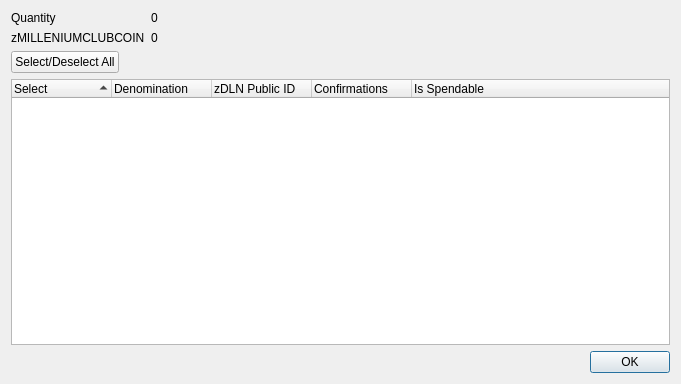
First picture: the form in src/qt/forms/zmilleniumclubcoincontroldialog.ui, repository revivalist777/milleniumclub, before the edit.
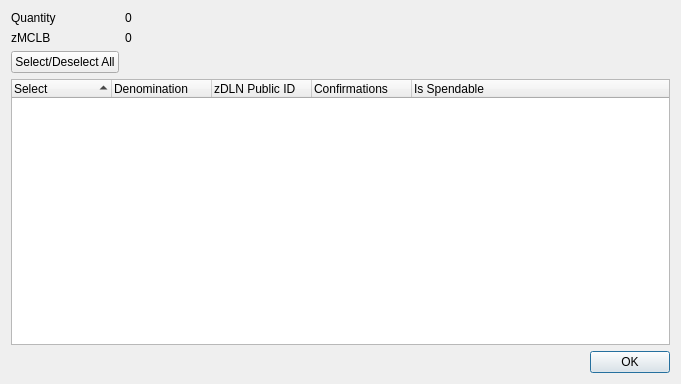
Second picture: the form after the edit.

Commit message: replace zmilleniumclubcoin into zMCLB

Diff of the .ui file:
```diff
--- a/src/qt/forms/zmilleniumclubcoincontroldialog.ui
+++ b/src/qt/forms/zmilleniumclubcoincontroldialog.ui
@@ -42,7 +42,7 @@
      <item row="1" column="0">
       <widget class="QLabel" name="labelZMillenniumclubcoin">
        <property name="text">
-        <string>zMILLENIUMCLUBCOIN</string>
+        <string>zMCLB</string>
        </property>
       </widget>
      </item>
```
The commit also changes 30 other files.
